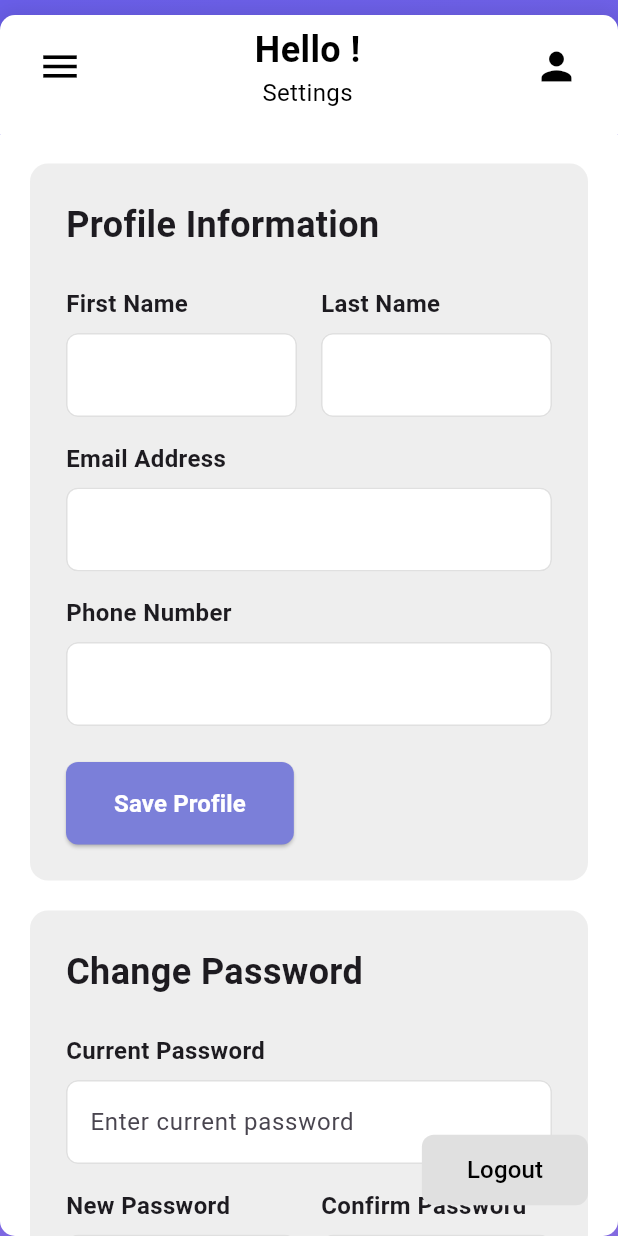
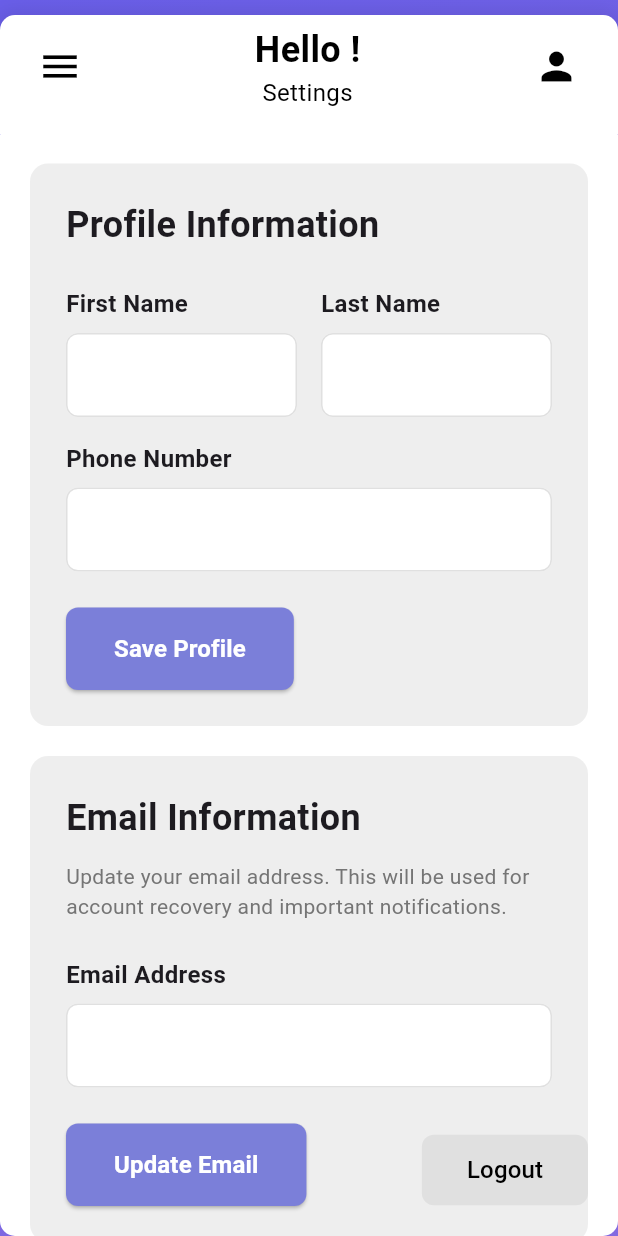
Before and after one commit to agreen1738/poos-large-project, a Flutter app: the SettingsPage screen opened directly, on a phone screen of 412 x 824 dp. Run offline on Flutter 3.47's test engine with Material 3 defaults, Android fonts, the phone set to English and light mode, and no system bars; our stand-ins replace dio, fl_chart, shared_preferences, table_calendar; accounts and stored records are empty; network calls fail.

Commit message:
small UI updates

```diff
--- a/mobile/lib/main.dart
+++ b/mobile/lib/main.dart
@@ -1,5 +1,4 @@
 import 'package:flutter/material.dart';
-import 'package:mobile/screens/dashboard_page.dart';
 import 'screens/login_page.dart';
 //import 'package:http/http.dart' as http;
 //import 'dart:convert';
--- a/mobile/lib/screens/settings_page.dart
+++ b/mobile/lib/screens/settings_page.dart
@@ -17,12 +17,13 @@ class SettingsPage extends StatefulWidget {
 class _SettingsPageState extends State<SettingsPage> {
   User? _currentUser;
   bool _isLoading = true;
-  bool _isSaving = false;
+  bool _isSavingProfile = false;
+  bool _isSavingEmail = false;
 
   final _firstNameController = TextEditingController();
   final _lastNameController = TextEditingController();
+  final _phoneController = TextEditingController();
   final _emailController = TextEditingController();
-  final _phoneController = TextEditingController();
 
   final _currentPasswordController = TextEditingController();
   final _newPasswordController = TextEditingController();
@@ -67,7 +68,7 @@ class _SettingsPageState extends State<SettingsPage> {
 
   Future<void> _saveProfile() async {
     setState(() {
-      _isSaving = true;
+      _isSavingProfile = true;
     });
 
     try {
@@ -75,7 +76,6 @@ class _SettingsPageState extends State<SettingsPage> {
         UpdateUserData(
           firstName: _firstNameController.text,
           lastName: _lastNameController.text,
-          email: _emailController.text,
           phone: _phoneController.text,
         ),
       );
@@ -101,7 +101,46 @@ class _SettingsPageState extends State<SettingsPage> {
     } finally {
       if (mounted) {
         setState(() {
-          _isSaving = false;
+          _isSavingProfile = false;
+        });
+      }
+    }
+  }
+
+  Future<void> _updateEmail() async {
+    setState(() {
+      _isSavingEmail = true;
+    });
+
+    try {
+      await userService.updateUserInfo(
+        UpdateUserData(
+          email: _emailController.text,
+        ),
+      );
+
+      if (mounted) {
+        ScaffoldMessenger.of(context).showSnackBar(
+          const SnackBar(
+            content: Text('Email updated successfully'),
+            backgroundColor: Colors.green,
+          ),
+        );
+        _loadUserData();
+      }
+    } catch (error) {
+      if (mounted) {
+        ScaffoldMessenger.of(context).showSnackBar(
+          SnackBar(
+            content: Text('Failed to update email: ${error.toString()}'),
+            backgroundColor: Colors.red,
+          ),
+        );
+      }
+    } finally {
+      if (mounted) {
+        setState(() {
+          _isSavingEmail = false;
         });
       }
     }
@@ -740,30 +779,6 @@ class _SettingsPageState extends State<SettingsPage> {
                                   ),
                                   const SizedBox(height: 16),
                                   const Text(
-                                    'Email Address',
-                                    style: TextStyle(
-                                      fontSize: 16,
-                                      fontWeight: FontWeight.bold,
-                                    ),
-                                  ),
-                                  const SizedBox(height: 8),
-                                  TextField(
-                                    controller: _emailController,
-                                    decoration: InputDecoration(
-                                      filled: true,
-                                      fillColor: Colors.white,
-                                      border: OutlineInputBorder(
-                                        borderRadius: BorderRadius.circular(8),
-                                        borderSide: BorderSide(color: Colors.grey[300]!),
-                                      ),
-                                      enabledBorder: OutlineInputBorder(
-                                        borderRadius: BorderRadius.circular(8),
-                                        borderSide: BorderSide(color: Colors.grey[300]!),
-                                      ),
-                                    ),
-                                  ),
-                                  const SizedBox(height: 16),
-                                  const Text(
                                     'Phone Number',
                                     style: TextStyle(
                                       fontSize: 16,
@@ -788,7 +803,7 @@ class _SettingsPageState extends State<SettingsPage> {
                                   ),
                                   const SizedBox(height: 24),
                                   ElevatedButton(
-                                    onPressed: _isSaving ? null : _saveProfile,
+                                    onPressed: _isSavingProfile ? null : _saveProfile,
                                     style: ElevatedButton.styleFrom(
                                       backgroundColor: const Color(0xFF7B7FD9),
                                       foregroundColor: Colors.white,
@@ -800,7 +815,7 @@ class _SettingsPageState extends State<SettingsPage> {
                                         borderRadius: BorderRadius.circular(8),
                                       ),
                                     ),
-                                    child: _isSaving
+                                    child: _isSavingProfile
                                         ? const SizedBox(
                                             height: 20,
                                             width: 20,
@@ -811,6 +826,92 @@ class _SettingsPageState extends State<SettingsPage> {
                                           )
                                         : const Text(
                                             'Save Profile',
+                                            style: TextStyle(
+                                              fontSize: 16,
+                                              fontWeight: FontWeight.w600,
+                                            ),
+                                          ),
+                                  ),
+                                ],
+                              ),
+                            ),
+
+                            const SizedBox(height: 20),
+
+                            // Email Information Section
+                            Container(
+                              padding: const EdgeInsets.all(24),
+                              decoration: BoxDecoration(
+                                color: Colors.grey[200],
+                                borderRadius: BorderRadius.circular(12),
+                              ),
+                              child: Column(
+                                crossAxisAlignment: CrossAxisAlignment.start,
+                                children: [
+                                  const Text(
+                                    'Email Information',
+                                    style: TextStyle(
+                                      fontSize: 24,
+                                      fontWeight: FontWeight.bold,
+                                    ),
+                                  ),
+                                  const SizedBox(height: 12),
+                                  Text(
+                                    'Update your email address. This will be used for account recovery and important notifications.',
+                                    style: TextStyle(
+                                      fontSize: 14,
+                                      color: Colors.grey[600],
+                                    ),
+                                  ),
+                                  const SizedBox(height: 24),
+                                  const Text(
+                                    'Email Address',
+                                    style: TextStyle(
+                                      fontSize: 16,
+                                      fontWeight: FontWeight.bold,
+                                    ),
+                                  ),
+                                  const SizedBox(height: 8),
+                                  TextField(
+                                    controller: _emailController,
+                                    decoration: InputDecoration(
+                                      filled: true,
+                                      fillColor: Colors.white,
+                                      border: OutlineInputBorder(
+                                        borderRadius: BorderRadius.circular(8),
+                                        borderSide: BorderSide(color: Colors.grey[300]!),
+                                      ),
+                                      enabledBorder: OutlineInputBorder(
+                                        borderRadius: BorderRadius.circular(8),
+                                        borderSide: BorderSide(color: Colors.grey[300]!),
+                                      ),
+                                    ),
+                                  ),
+                                  const SizedBox(height: 24),
+                                  ElevatedButton(
+                                    onPressed: _isSavingEmail ? null : _updateEmail,
+                                    style: ElevatedButton.styleFrom(
+                                      backgroundColor: const Color(0xFF7B7FD9),
+                                      foregroundColor: Colors.white,
+                                      padding: const EdgeInsets.symmetric(
+                                        horizontal: 32,
+                                        vertical: 16,
+                                      ),
+                                      shape: RoundedRectangleBorder(
+                                        borderRadius: BorderRadius.circular(8),
+                                      ),
+                                    ),
+                                    child: _isSavingEmail
+                                        ? const SizedBox(
+                                            height: 20,
+                                            width: 20,
+                                            child: CircularProgressIndicator(
+                                              strokeWidth: 2,
+                                              valueColor: AlwaysStoppedAnimation<Color>(Colors.white),
+                                            ),
+                                          )
+                                        : const Text(
+                                            'Update Email',
                                             style: TextStyle(
                                               fontSize: 16,
                                               fontWeight: FontWeight.w600,
```
Also changed, not shown: mobile/lib/screens/accounts_page.dart (+10 -9 lines), mobile/lib/screens/login_page.dart (+0 -8 lines).
